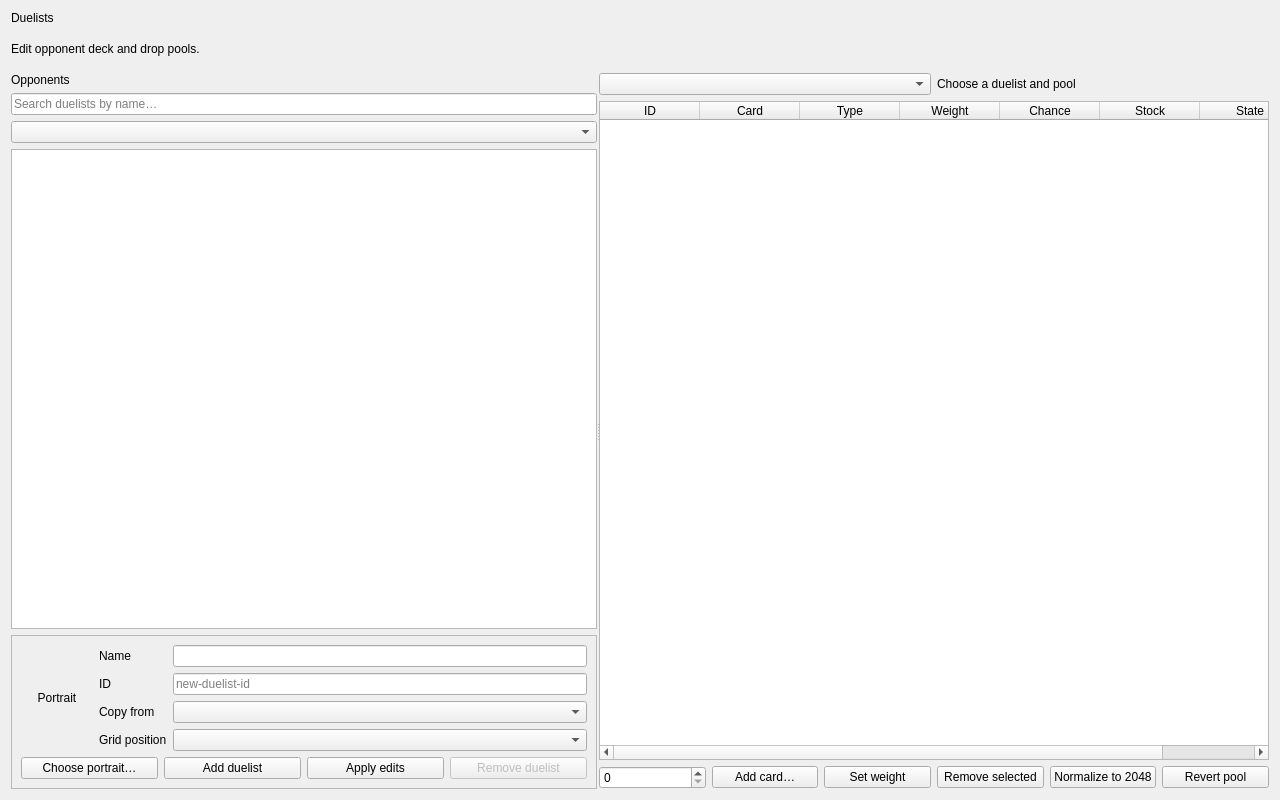
The window that tools/pc/fm_editor/ui/duelists_page.ui (DaVinciLord/Yu-Gi-Oh-Forbidden-Memories-Recompiled) describes before a commit, drawn with Qt 5.
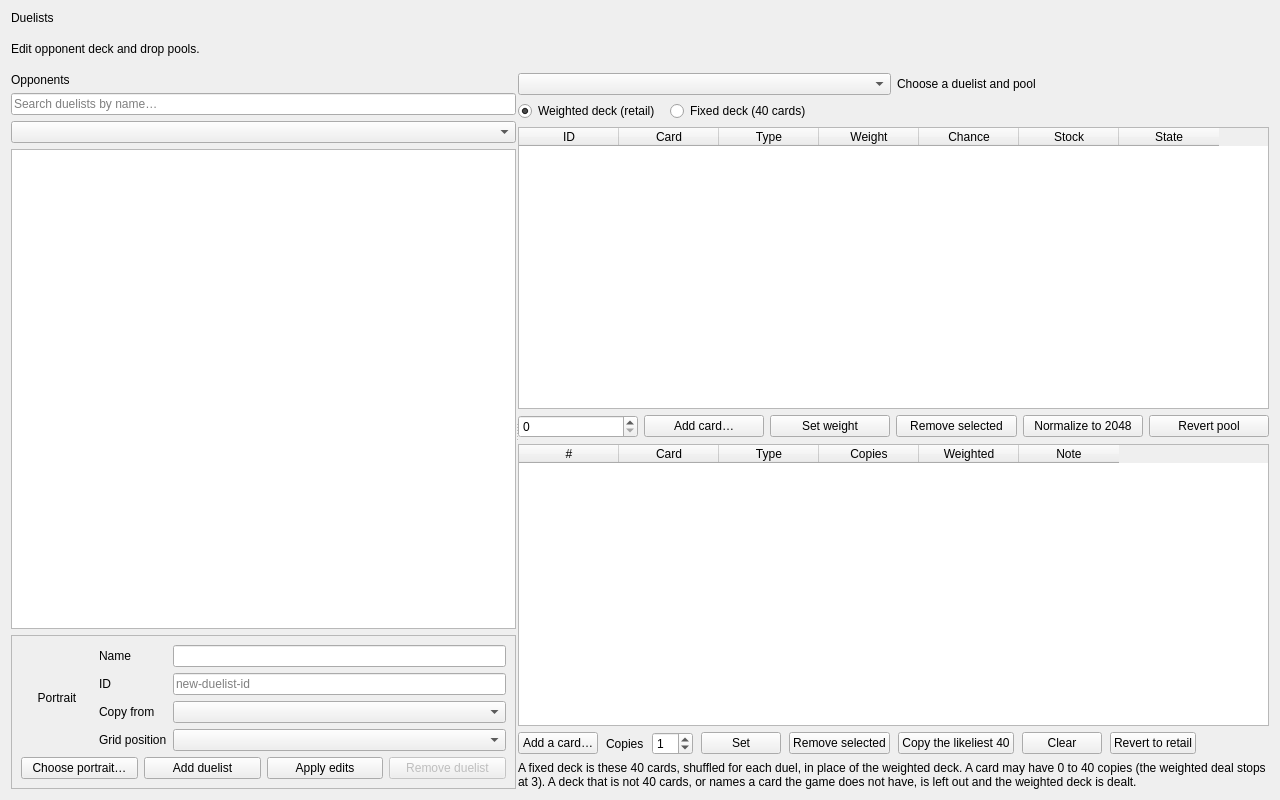
The same window after the commit.

Commit message: FM Editor: the Qt window as the editor, a module a page

The edit to the form file:
```diff
--- a/tools/pc/fm_editor/ui/duelists_page.ui
+++ b/tools/pc/fm_editor/ui/duelists_page.ui
@@ -224,6 +224,28 @@
         </layout>
        </item>
        <item>
+      <layout class="QHBoxLayout" name="deckModeRow">
+       <property name="spacing"><number>10</number></property>
+       <item>
+        <widget class="QRadioButton" name="weightedDeckRadio">
+         <property name="text"><string>Weighted deck (retail)</string></property>
+         <property name="checked"><bool>true</bool></property>
+        </widget>
+       </item>
+       <item>
+        <widget class="QRadioButton" name="fixedDeckRadio">
+         <property name="text"><string>Fixed deck (40 cards)</string></property>
+        </widget>
+       </item>
+       <item>
+        <spacer name="deckModeSpacer">
+         <property name="orientation"><enum>Qt::Orientation::Horizontal</enum></property>
+         <property name="sizeHint" stdset="0"><size><width>20</width><height>20</height></size></property>
+        </spacer>
+       </item>
+      </layout>
+     </item>
+     <item>
         <widget class="QTableWidget" name="duelistPoolTable">
          <column>
           <property name="text">
@@ -311,6 +333,81 @@
          </item>
         </layout>
        </item>
+     <item>
+      <widget class="QTableWidget" name="fixedDeckTable">
+       <property name="alternatingRowColors"><bool>true</bool></property>
+       <property name="selectionBehavior"><enum>QAbstractItemView::SelectionBehavior::SelectRows</enum></property>
+       <property name="selectionMode"><enum>QAbstractItemView::SelectionMode::ExtendedSelection</enum></property>
+       <property name="editTriggers"><set>QAbstractItemView::EditTrigger::NoEditTriggers</set></property>
+       <column><property name="text"><string>#</string></property></column>
+       <column><property name="text"><string>Card</string></property></column>
+       <column><property name="text"><string>Type</string></property></column>
+       <column><property name="text"><string>Copies</string></property></column>
+       <column><property name="text"><string>Weighted</string></property></column>
+       <column><property name="text"><string>Note</string></property></column>
+      </widget>
+     </item>
+     <item>
+      <layout class="QHBoxLayout" name="fixedDeckActionsLayout">
+       <property name="spacing"><number>8</number></property>
+       <item>
+        <widget class="QPushButton" name="addFixedCardButton">
+         <property name="text"><string>Add a card…</string></property>
+        </widget>
+       </item>
+       <item>
+        <widget class="QLabel" name="fixedCopiesLabel">
+         <property name="text"><string>Copies</string></property>
+        </widget>
+       </item>
+       <item>
+        <widget class="QSpinBox" name="fixedCopiesSpin">
+         <property name="minimum"><number>0</number></property>
+         <property name="maximum"><number>40</number></property>
+         <property name="value"><number>1</number></property>
+         <property name="maximumSize"><size><width>90</width><height>16777215</height></size></property>
+        </widget>
+       </item>
+       <item>
+        <widget class="QPushButton" name="setFixedCopiesButton">
+         <property name="text"><string>Set</string></property>
+        </widget>
+       </item>
+       <item>
+        <widget class="QPushButton" name="removeFixedCardsButton">
+         <property name="text"><string>Remove selected</string></property>
+        </widget>
+       </item>
+       <item>
+        <widget class="QPushButton" name="copyWeightedDeckButton">
+         <property name="text"><string>Copy the likeliest 40</string></property>
+         <property name="toolTip"><string>The forty cards the weighted deck most likely deals</string></property>
+        </widget>
+       </item>
+       <item>
+        <widget class="QPushButton" name="clearFixedDeckButton">
+         <property name="text"><string>Clear</string></property>
+        </widget>
+       </item>
+       <item>
+        <widget class="QPushButton" name="revertFixedDeckButton">
+         <property name="text"><string>Revert to retail</string></property>
+        </widget>
+       </item>
+       <item>
+        <spacer name="fixedDeckActionsSpacer">
+         <property name="orientation"><enum>Qt::Orientation::Horizontal</enum></property>
+         <property name="sizeHint" stdset="0"><size><width>20</width><height>20</height></size></property>
+        </spacer>
+       </item>
+      </layout>
+     </item>
+     <item>
+      <widget class="QLabel" name="fixedDeckHint">
+       <property name="text"><string>A fixed deck is these 40 cards, shuffled for each duel, in place of the weighted deck. A card may have 0 to 40 copies (the weighted deal stops at 3). A deck that is not 40 cards, or names a card the game does not have, is left out and the weighted deck is dealt.</string></property>
+       <property name="wordWrap"><bool>true</bool></property>
+      </widget>
+     </item>
       </layout>
      </widget>
     </widget>
```
The commit also changes 47 other files.
